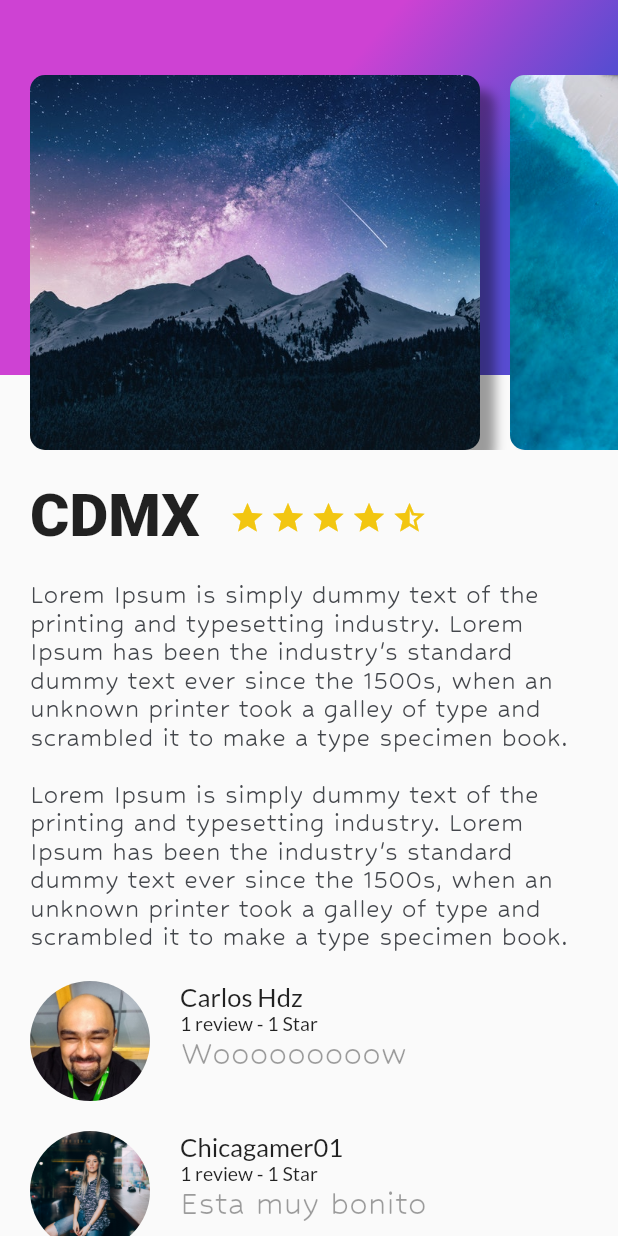
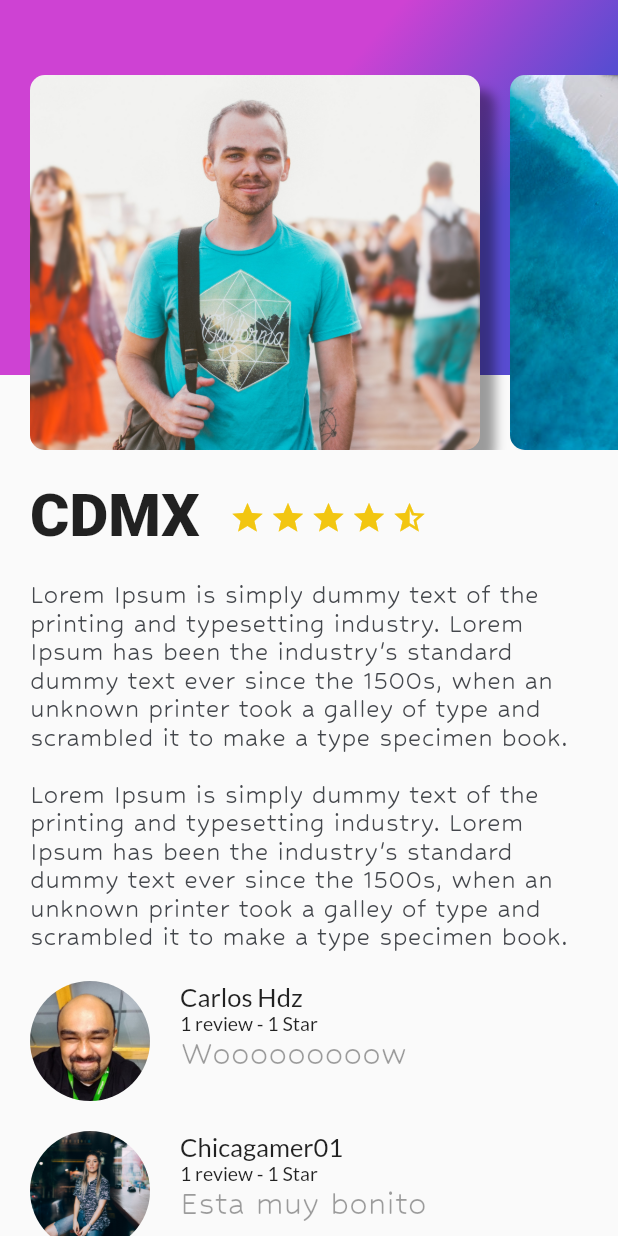
Before and after one commit to khemtz/PAM_uao_2022, a Flutter app: the screen it shows after launch, on a phone screen of 412 x 824 dp. Run offline on Flutter 3.47's test engine with Material 2 defaults, Android fonts, the phone set to English and light mode, and no system bars.

Commit message:
Add: agregue nueva funcion para el listado de las imagenes

```diff
--- /dev/null
+++ b/lib/cardimage_list.dart
@@ -0,0 +1,23 @@
+import 'package:flutter/material.dart';
+import 'card_image.dart';
+
+class cardImageList extends StatelessWidget {
+  @override
+  Widget build(BuildContext context) {
+    final listaCards = Container(
+      height: 300,
+      child: ListView(
+        scrollDirection: Axis.horizontal,
+        children: [
+          CardImage("assets/img/people.jpg"),
+          CardImage("assets/img/beach.jpeg"),
+          CardImage("assets/img/river.jpeg"),
+          CardImage("assets/img/mountain.jpeg"),
+          CardImage("assets/img/sunset.jpeg"),
+        ],
+      ),
+    );
+
+    return listaCards;
+  }
+}
--- a/lib/main.dart
+++ b/lib/main.dart
@@ -2,7 +2,7 @@ import 'package:flutter/cupertino.dart';
 import 'package:flutter/material.dart';
 import 'description_place.dart';
 import 'review_list.dart';
-import 'card_image.dart';
+import 'cardimage_list.dart';
 import 'gradient_bkground.dart';
 
 void main() {
@@ -35,20 +35,9 @@ class MyApp extends StatelessWidget {
                 ]
               ),
               GradientBackground(),
+              cardImageList()
 
-              Container(
-                height: 300,
-                child: ListView(
-                  scrollDirection: Axis.horizontal,
-                  children: [
-                    CardImage("assets/img/mountain_stars.jpeg"),
-                    CardImage("assets/img/beach.jpeg"),
-                    CardImage("assets/img/river.jpeg"),
-                    CardImage("assets/img/mountain.jpeg"),
-                    CardImage("assets/img/sunset.jpeg"),
-                  ],
-                ),
-              )
+
 
 
             ],
```
